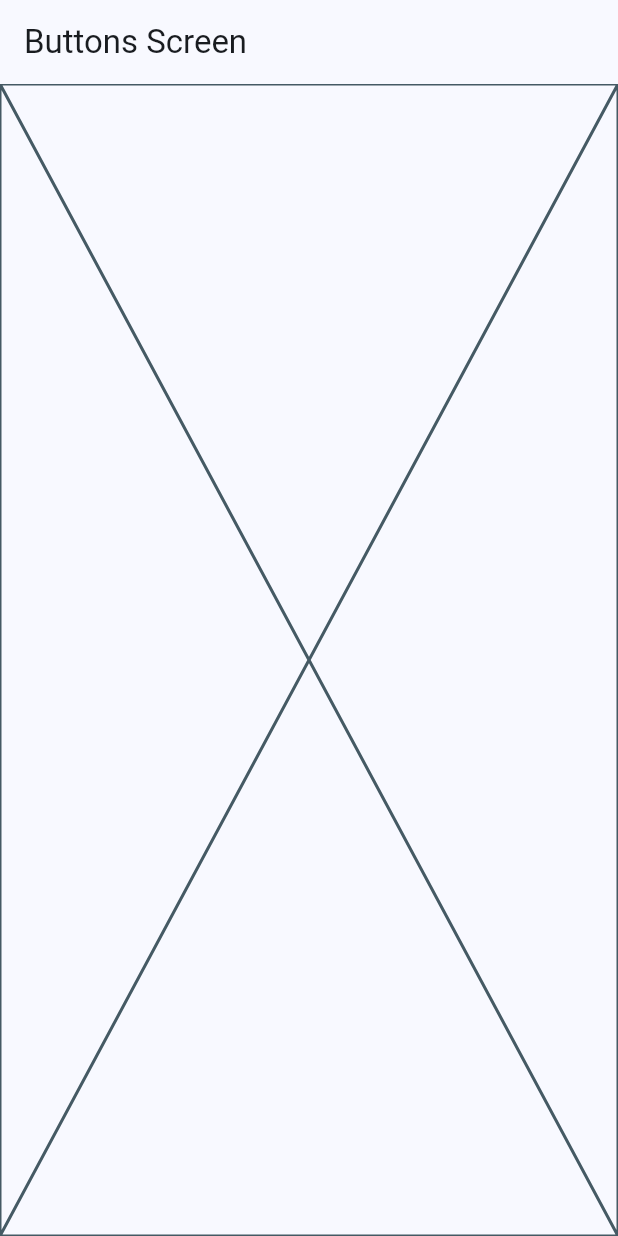
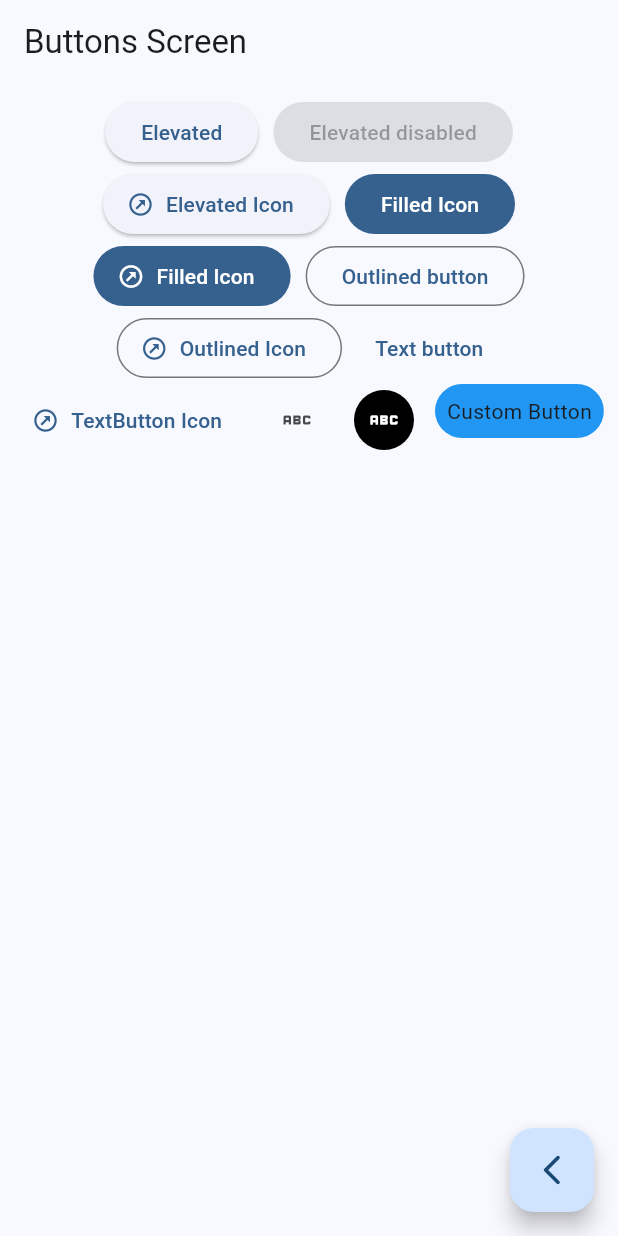
Before and after one commit to FocusTvi/widgets_app, a Flutter app: the ButtonsScreen screen opened by its route, on a phone screen of 412 x 824 dp. Run offline on Flutter 3.47's test engine with Material 2 defaults, Android fonts, the phone set to English and light mode, and no system bars; our stand-ins replace go_router.

Commit message:
buttons screen

```diff
--- a/lib/presentation/screens/buttons/buttons_screen.dart
+++ b/lib/presentation/screens/buttons/buttons_screen.dart
@@ -1,4 +1,5 @@
 import 'package:flutter/material.dart';
+import 'package:go_router/go_router.dart';
 
 class ButtonsScreen extends StatelessWidget {
   const ButtonsScreen({super.key});
@@ -7,9 +8,95 @@ class ButtonsScreen extends StatelessWidget {
   Widget build(BuildContext context) {
     return Scaffold(
       appBar: AppBar(
-        title: Text("Buttons Screen"),
+        title: const Text("Buttons Screen"),
       ),
-      body: const Placeholder(),
+      body: const _ButtonsView(),
+      floatingActionButton: FloatingActionButton(
+        child: const Icon(Icons.arrow_back_ios_new_rounded),
+        onPressed: () {
+          context.pop();
+        },
+      ),
     );
   }
 }
+
+class _ButtonsView extends StatelessWidget {
+  const _ButtonsView({super.key});
+
+  @override
+  Widget build(BuildContext context) {
+    return SizedBox(
+      width: double.infinity,
+      child: Padding(
+        padding: const EdgeInsets.all(8.0),
+        child: Wrap(
+          spacing: 10,
+          alignment: WrapAlignment.center,
+          children: [
+            ElevatedButton(onPressed: () {}, child: const Text("Elevated")),
+            const ElevatedButton(
+                onPressed: null, child: const Text("Elevated disabled")),
+            ElevatedButton.icon(
+              onPressed: () {},
+              icon: const Icon(Icons.outbond_outlined),
+              label: const Text("Elevated Icon"),
+            ),
+            FilledButton(
+              onPressed: () {},
+              child: const Text("Filled Icon"),
+            ),
+            FilledButton.icon(
+              onPressed: () {},
+              icon: const Icon(Icons.outbond_outlined),
+              label: const Text("Filled Icon"),
+            ),
+            OutlinedButton(
+                onPressed: () {}, child: const Text("Outlined button")),
+            OutlinedButton.icon(
+              onPressed: () {},
+              icon: const Icon(Icons.outbond_outlined),
+              label: const Text("Outlined Icon"),
+            ),
+            TextButton(onPressed: () {}, child: const Text("Text button")),
+            TextButton.icon(
+              onPressed: () {},
+              icon: const Icon(Icons.outbond_outlined),
+              label: const Text("TextButton Icon"),
+            ),
+            IconButton(onPressed: () {}, icon: const Icon(Icons.abc)),
+            IconButton(
+              onPressed: () {},
+              icon: const Icon(Icons.abc),
+              style: const ButtonStyle(
+                  backgroundColor: MaterialStatePropertyAll(Colors.black),
+                  iconColor: MaterialStatePropertyAll(Colors.white)),
+            ),
+            const _CustomButton()
+          ],
+        ),
+      ),
+    );
+  }
+}
+
+class _CustomButton extends StatelessWidget {
+  const _CustomButton({super.key});
+
+  @override
+  Widget build(BuildContext context) {
+    return ClipRRect(
+      borderRadius: BorderRadius.circular(20),
+      child: Material(
+        color: Colors.blue,
+        child: InkWell(
+          onTap: () {},
+          child: Padding(
+            padding: EdgeInsets.all(8.0),
+            child: Text("Custom Button"),
+          ),
+        ),
+      ),
+    );
+  }
+}
```
